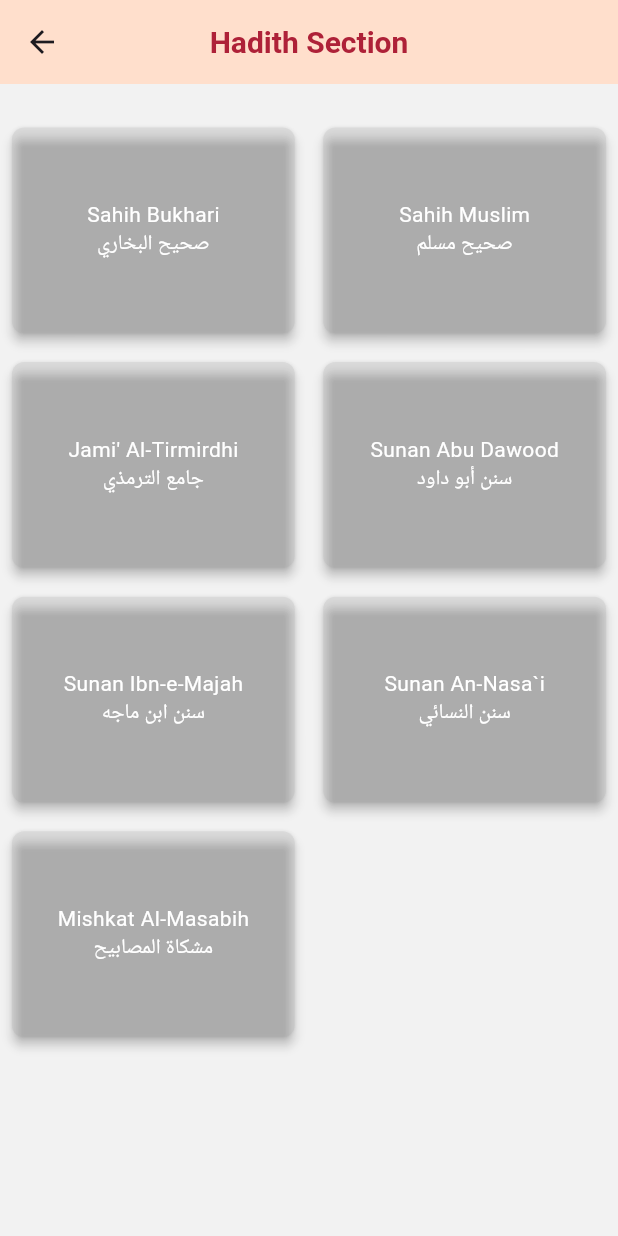
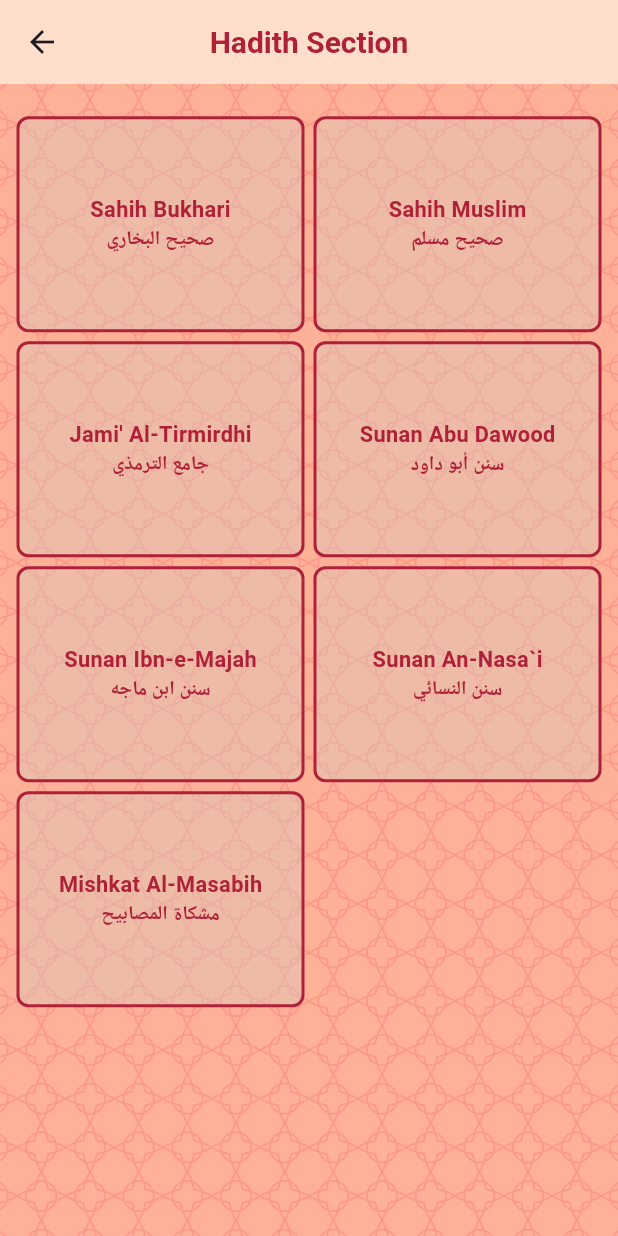
Before and after one commit to sikandarm/QuranApp, a Flutter app: the HadithSectionScreen screen opened directly, on a phone screen of 412 x 824 dp. Run offline on Flutter 3.47's test engine with Material 3 defaults, Android fonts, the phone set to English and light mode, and no system bars; our stand-ins replace flutter_carousel_widget, flutter_slidable, get, hijri, ionicons, just_audio and 4 more; missing offline and left inert: arabic_font, easy_image_viewer, flex_color_picker, flutter_islamic_icons; accounts and stored records are empty; network calls fail.

Commit message:
commit v12 to Quran App

```diff
--- a/lib/screens/hadith_section_screen.dart
+++ b/lib/screens/hadith_section_screen.dart
@@ -55,13 +55,16 @@ class _HadithSectionScreenState extends State<HadithSectionScreen> {
 
   @override
   Widget build(BuildContext context) {
-    const headingStyle = TextStyle(
+    const valueStyle = TextStyle(
+      color: Color(0xffffae2138),
       fontWeight: FontWeight.bold,
-      color: Colors.amber,
+      fontSize: 14.5,
     );
-    const valueStyle = TextStyle(
-      color: Colors.white,
-      //  fontWeight: FontWeight.bold,
+
+    const subTitleStyle = TextStyle(
+      color: Color(0xffffae2138),
+      fontSize: 13,
+      fontWeight: FontWeight.w600,
     );
 
     return Scaffold(
@@ -69,16 +72,32 @@ class _HadithSectionScreenState extends State<HadithSectionScreen> {
       appBar: AppBar(
         title: const Text('Hadith Section'),
       ),
-      body: Column(
+      body: Stack(
+        fit: StackFit.expand,
         children: [
-          SizedBox(height: 21),
+          Container(
+            width: Get.width,
+            child: Image.asset(
+              'assets/images/peach_bg_motorolla_new.png',
+              fit: BoxFit.cover,
+            ),
+          ),
+          Column(
+            children: [
+              SizedBox(height: 17),
               Expanded(
+                child: Padding(
+                  padding: const EdgeInsets.symmetric(
+                    horizontal: 11.0,
+                    vertical: 4.5,
+                  ),
                   child: GridView.builder(
                     itemCount: hadithBooks.length,
-              gridDelegate: const SliverGridDelegateWithFixedCrossAxisCount(
+                    gridDelegate:
+                        const SliverGridDelegateWithFixedCrossAxisCount(
                       crossAxisCount: 2,
-                mainAxisSpacing: 3.0,
-                crossAxisSpacing: 3.0,
+                      mainAxisSpacing: 6.0,
+                      crossAxisSpacing: 6.0,
                       childAspectRatio: 2 / 1.5,
                     ),
                     itemBuilder: (BuildContext context, int index) {
@@ -91,25 +110,38 @@ class _HadithSectionScreenState extends State<HadithSectionScreen> {
                               bookSlug: hadithBooksSlugs[index],
                             ));
                           },
-                    child:
-                        HadithEditionTileCard(headingStyle, index, valueStyle));
+                          child: HadithEditionTileCard(
+                              valueStyle, index, subTitleStyle));
                     },
                   ),
+                ),
+              ),
+            ],
           ),
         ],
       ),
     );
   }
 
-  Card HadithEditionTileCard(
+  Widget HadithEditionTileCard(
       TextStyle headingStyle, int i, TextStyle valueStyle) {
-    return Card(
+    return Container(
+      width: 165,
+      height: 160,
+      child: Card(
+        margin: EdgeInsets.zero,
+        color: Color.fromARGB(110, 216, 200, 189),
+        elevation: 0,
+        // color: cardColor,
         shape: RoundedRectangleBorder(
-        borderRadius: BorderRadius.circular(8),
-        // side: BorderSide(
-        //   color: Colors.amber,
-        // ),
+            borderRadius: BorderRadius.circular(
+              8,
             ),
+            side: const BorderSide(
+              width: 2,
+              color: Color(0xffffae2138),
+            )),
+
         child: Padding(
           padding: const EdgeInsets.all(13.0),
           child: Column(
@@ -120,7 +152,7 @@ class _HadithSectionScreenState extends State<HadithSectionScreen> {
                 hadithBooks[i],
                 softWrap: true,
                 overflow: TextOverflow.ellipsis,
-              style: valueStyle,
+                style: headingStyle,
               ),
               Text(
                 hadithBooksArabic[i],
@@ -131,6 +163,7 @@ class _HadithSectionScreenState extends State<HadithSectionScreen> {
             ],
           ),
         ),
+      ),
     );
   }
 }
```
Also changed, not shown: lib/screens/all_sadja_ayats_screen.dart (+102 -102 lines), lib/screens/dua_and_azkar_section.dart (+52 -17 lines). Lines whose indentation alone changed are shown as unchanged.
